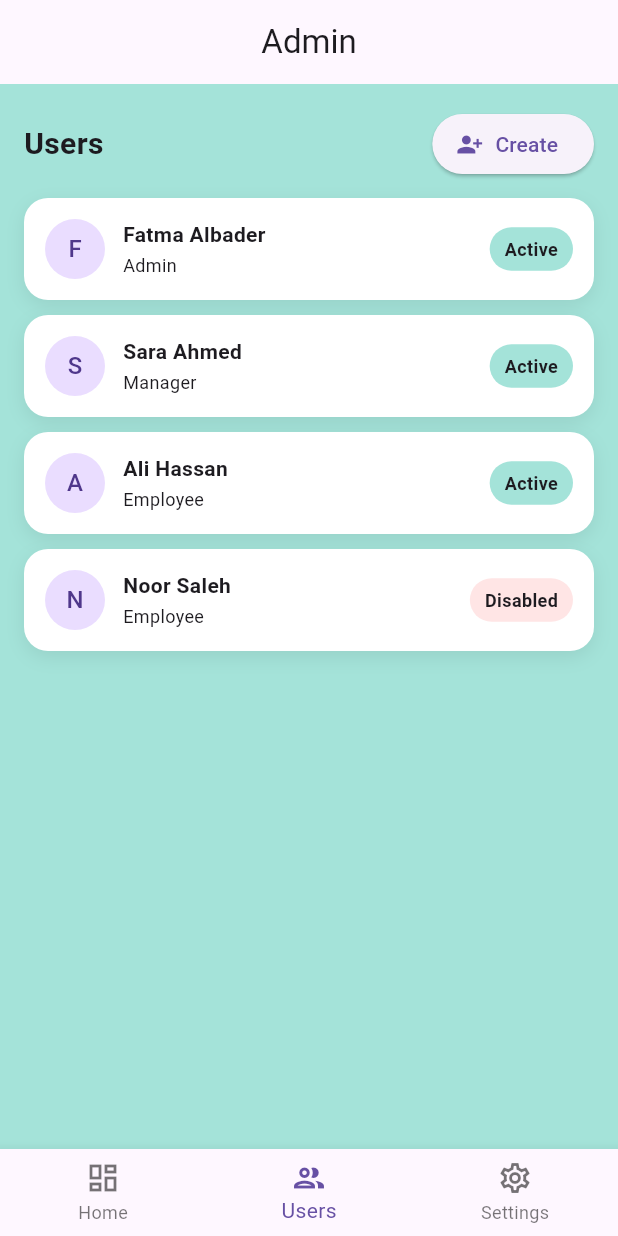
After one commit to Ftaimalb/employee_task_tracking, a Flutter app: the AdminHome screen opened directly, item 2 of the bottom bar chosen, on a phone screen of 412 x 824 dp. The commit adds this screen. Run offline on Flutter 3.47's test engine with Material 3 defaults, Android fonts, the phone set to English and light mode, and no system bars; our stand-ins replace cloud_firestore, cloud_functions, firebase_auth, firebase_core; accounts and stored records are empty.

Commit message:
admin ui updated and dashboard deleted + admin pages added

```diff
--- /dev/null
+++ b/lib/frontend/pages/adminstration/adminHomePage.dart
@@ -0,0 +1,43 @@
+import 'package:flutter/material.dart';
+import 'adminUsers_tab.dart';
+import 'adminSettings_tab.dart';
+import 'adminDashboard_tab.dart';
+
+
+class AdminHome extends StatefulWidget {
+  const AdminHome({super.key});
+
+  @override
+  State<AdminHome> createState() => _AdminHomeState();
+}
+
+class _AdminHomeState extends State<AdminHome> {
+  int index = 0;
+
+  final pages = const [
+    AdminDashboardTab(),
+    AdminUsersTab(),
+    AdminSettingsTab(),
+  ];
+
+  @override
+  Widget build(BuildContext context) {
+    return Scaffold(
+      backgroundColor: const Color.fromARGB(255, 164, 227, 217),
+      appBar: AppBar(
+        title: const Text("Admin"),
+        centerTitle: true,
+      ),
+      body: pages[index],
+      bottomNavigationBar: BottomNavigationBar(
+        currentIndex: index,
+        onTap: (i) => setState(() => index = i),
+        items: const [
+          BottomNavigationBarItem(icon: Icon(Icons.dashboard_outlined), label: "Home"),
+          BottomNavigationBarItem(icon: Icon(Icons.group_outlined), label: "Users"),
+          BottomNavigationBarItem(icon: Icon(Icons.settings_outlined), label: "Settings"),
+        ],
+      ),
+    );
+  }
+}
--- /dev/null
+++ b/lib/frontend/pages/adminstration/adminUsers_tab.dart
@@ -0,0 +1,101 @@
+import 'package:flutter/material.dart';
+
+import 'createUserPage.dart';
+
+class AdminUsersTab extends StatelessWidget {
+  const AdminUsersTab({super.key});
+
+  @override
+  Widget build(BuildContext context) {
+    final dummyUsers = [
+      {"name": "Fatma Albader", "role": "Admin", "status": "Active"},
+      {"name": "Sara Ahmed", "role": "Manager", "status": "Active"},
+      {"name": "Ali Hassan", "role": "Employee", "status": "Active"},
+      {"name": "Noor Saleh", "role": "Employee", "status": "Disabled"},
+    ];
+
+    return Padding(
+      padding: const EdgeInsets.all(16),
+      child: Column(
+        children: [
+          Row(
+            children: [
+              const Expanded(
+                child: Text("Users", style: TextStyle(fontSize: 20, fontWeight: FontWeight.w700)),
+              ),
+              ElevatedButton.icon(
+                onPressed: () {
+                  Navigator.push(
+                    context,
+                    MaterialPageRoute(builder: (_) => const CreateUserPage()),
+                  );
+                },
+                icon: const Icon(Icons.person_add_alt_1),
+                label: const Text("Create"),
+              ),
+            ],
+          ),
+          const SizedBox(height: 12),
+
+          Expanded(
+            child: ListView.separated(
+              itemCount: dummyUsers.length,
+              separatorBuilder: (_, __) => const SizedBox(height: 10),
+              itemBuilder: (context, index) {
+                final u = dummyUsers[index];
+                final isDisabled = u["status"] == "Disabled";
+
+                return Container(
+                  padding: const EdgeInsets.all(14),
+                  decoration: BoxDecoration(
+                    color: Colors.white,
+                    borderRadius: BorderRadius.circular(16),
+                    boxShadow: const [BoxShadow(blurRadius: 10, offset: Offset(0, 4), color: Color(0x14000000))],
+                  ),
+                  child: Row(
+                    children: [
+                      CircleAvatar(
+                        child: Text((u["name"] ?? "U")[0]),
+                      ),
+                      const SizedBox(width: 12),
+                      Expanded(
+                        child: Column(
+                          crossAxisAlignment: CrossAxisAlignment.start,
+                          children: [
+                            Text(u["name"] ?? "", style: const TextStyle(fontWeight: FontWeight.w700)),
+                            const SizedBox(height: 2),
+                            Text(u["role"] ?? "", style: const TextStyle(fontSize: 12)),
+                          ],
+                        ),
+                      ),
+                      _StatusPill(text: u["status"] ?? "", disabled: isDisabled),
+                    ],
+                  ),
+                );
+              },
+            ),
+          ),
+        ],
+      ),
+    );
+  }
+}
+
+class _StatusPill extends StatelessWidget {
+  final String text;
+  final bool disabled;
+
+  const _StatusPill({required this.text, required this.disabled});
+
+  @override
+  Widget build(BuildContext context) {
+    return Container(
+      padding: const EdgeInsets.symmetric(horizontal: 10, vertical: 6),
+      decoration: BoxDecoration(
+        color: disabled ? const Color(0xFFFFE5E5) : const Color.fromARGB(255, 164, 227, 217),
+        borderRadius: BorderRadius.circular(999),
+      ),
+      child: Text(text, style: const TextStyle(fontSize: 12, fontWeight: FontWeight.w700)),
+    );
+  }
+}
--- a/lib/frontend/pages/login/login_page.dart
+++ b/lib/frontend/pages/login/login_page.dart
@@ -1,9 +1,10 @@
 import 'package:cloud_firestore/cloud_firestore.dart';
+import 'package:employee_task_tracking/frontend/pages/adminstration/adminHomePage.dart';
 import 'package:firebase_auth/firebase_auth.dart';
 import 'package:flutter/material.dart';
 
 import '../../../backend/services/auth_service.dart';
-import '../adminstration/adminDashboard.dart';
+import '../adminstration/adminDashboard_tab.dart';
 import '../employee/employeeDashboard.dart';
 import '../manager/managerHomePage.dart';
 
@@ -78,7 +79,7 @@ class _LoginScreenState extends State<LoginScreen> {
       // Route based on role
       if (role == 'admin') {
         Navigator.pushReplacement(
-            context, MaterialPageRoute(builder: (_) => const AdminDashboard()));
+            context, MaterialPageRoute(builder: (_) => const AdminHome()));
       } else if (role == 'manager') {
         Navigator.pushReplacement(context,
             MaterialPageRoute(builder: (_) => const ManagerHome()));
```
Also changed, not shown: lib/frontend/pages/adminstration/adminDashboard.dart (deleted, +0 -176 lines), lib/frontend/pages/adminstration/adminDashboard_tab.dart (added, +82 -0 lines), lib/frontend/pages/adminstration/adminSettings_tab.dart (added, +64 -0 lines).
